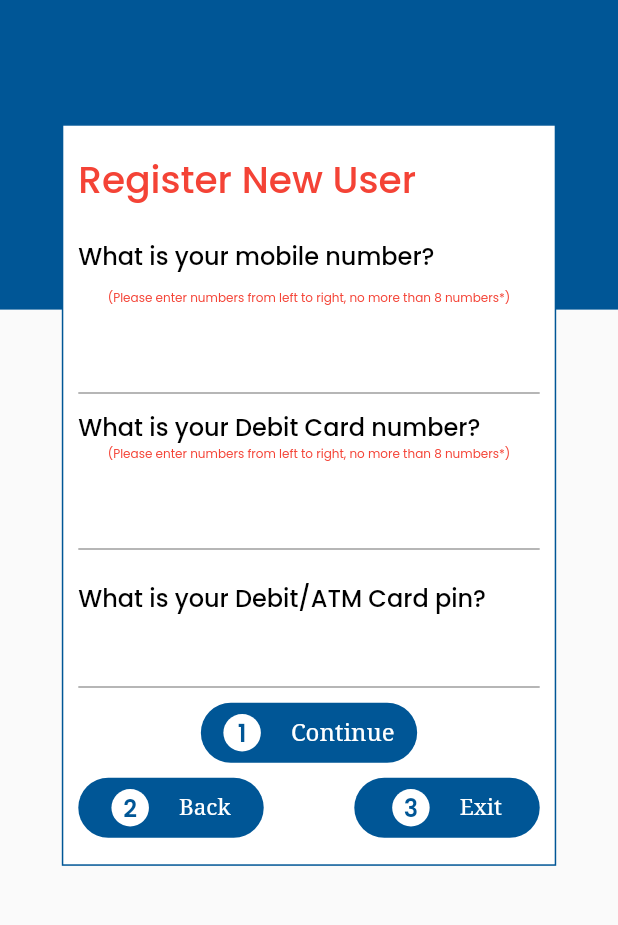
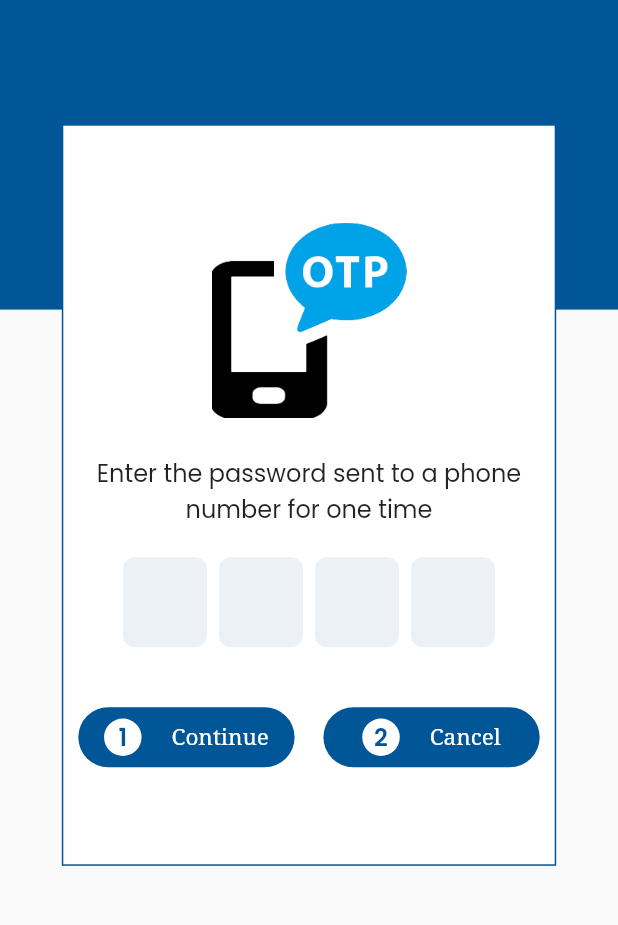
Before and after one commit to Shahzad-Official/ara_smart_app, a Flutter app: the NewUserRegistration screen opened directly, after a tap on an icon or button, on a phone screen of 412 x 824 dp, the part 123-1048 px from its top. Run offline on Flutter 3.47's test engine with Material 2 defaults, Android fonts, the phone set to English and light mode, and no system bars; drawn by our look-alikes of pinput; our stand-ins replace flutter_spinkit, flutter_svg, get, google_fonts, speech_to_text.

Commit message:
Create Username Screen done

```diff
--- a/lib/views/register_screens/new_user_registration.dart
+++ b/lib/views/register_screens/new_user_registration.dart
@@ -1,8 +1,10 @@
 import 'package:ara_smart_app/constants/app_colors.dart';
+import 'package:ara_smart_app/views/register_screens/registration_otp.dart';
 import 'package:ara_smart_app/widgets/app_button.dart';
 import 'package:ara_smart_app/widgets/app_text.dart';
 import 'package:ara_smart_app/widgets/background_screen.dart';
 import 'package:flutter/material.dart';
+import 'package:get/get.dart';
 
 class NewUserRegistration extends StatelessWidget {
   const NewUserRegistration({Key? key}) : super(key: key);
@@ -96,7 +98,9 @@ class NewUserRegistration extends StatelessWidget {
                     height: 10,
                   ),
                   InkWell(
-                    onTap: () {},
+                    onTap: () {
+                      Get.to(RegistrationOtp());
+                    },
                     child: CustomButton(
                         text: "Continue",
                         num: "1",
--- /dev/null
+++ b/lib/views/register_screens/registration_otp.dart
@@ -0,0 +1,80 @@
+import 'package:ara_smart_app/constants/app_colors.dart';
+import 'package:ara_smart_app/views/register_screens/register_username.dart';
+import 'package:ara_smart_app/widgets/app_text.dart';
+import 'package:ara_smart_app/widgets/background_screen.dart';
+import 'package:flutter/material.dart';
+import 'package:get/get.dart';
+import 'package:pinput/pinput.dart';
+
+import '../../widgets/app_button.dart';
+
+class RegistrationOtp extends StatelessWidget {
+  const RegistrationOtp({Key? key}) : super(key: key);
+
+  @override
+  Widget build(BuildContext context) {
+    return ColoredBox(
+      color: AppColors.primaryColor,
+      child: SafeArea(
+          child: Scaffold(
+        body: BackgroundScreen(
+          child: Padding(
+            padding: const EdgeInsets.only(left: 10.0, right: 10),
+            child: Column(
+              mainAxisAlignment: MainAxisAlignment.center,
+              children: [
+                SizedBox(
+                  height: 130,
+                  child: Image.asset("assets/otpIcon.png"),
+                ),
+                const SizedBox(
+                  height: 25,
+                ),
+                const AppText(
+                  text:
+                      "Enter the password sent to a phone number for one time",
+                  textAlign: TextAlign.center,
+                  fontSize: 16,
+                ),
+                const SizedBox(
+                  height: 20,
+                ),
+                const Pinput(),
+                const SizedBox(
+                  height: 40,
+                ),
+                Row(
+                  mainAxisAlignment: MainAxisAlignment.spaceBetween,
+                  children: [
+                    InkWell(
+                      onTap: () {
+                        Get.to(RegisterUsername());
+                      },
+                      child: CustomButton(
+                          text: "Continue",
+                          num: "1",
+                          height: 40,
+                          color: Colors.white,
+                          fontSize: 15,
+                          width: MediaQuery.of(context).size.width * 0.35),
+                    ),
+                    InkWell(
+                      onTap: () {},
+                      child: CustomButton(
+                          text: "Cancel",
+                          num: "2",
+                          height: 40,
+                          color: Colors.white,
+                          fontSize: 15,
+                          width: MediaQuery.of(context).size.width * 0.35),
+                    ),
+                  ],
+                ),
+              ],
+            ),
+          ),
+        ),
+      )),
+    );
+  }
+}
--- a/pubspec.yaml
+++ b/pubspec.yaml
@@ -49,6 +49,7 @@ dependencies:
   speech_to_text: ^6.1.1
   #permissions
   permission_handler: any
+  pinput: ^2.2.16
 
 dev_dependencies:
   flutter_test:
```
Also changed, not shown: lib/views/register_screens/register_username.dart (added, +140 -0 lines), pubspec.lock.
